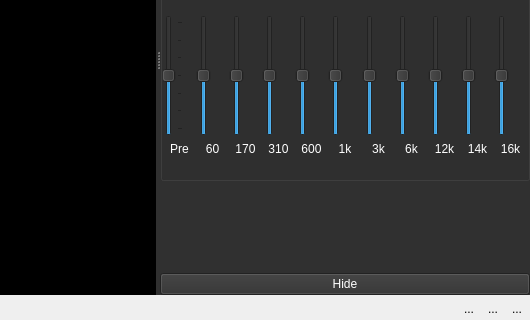
Qt form src/mainwindow.ui (KDE/bangarang) before a commit; both pictures show x 210 to 740 and y 200 to 520 of the 740 by 520 pixel window.
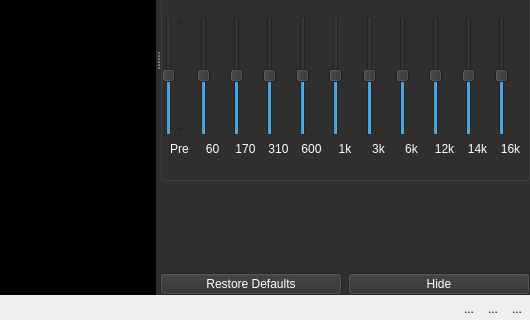
The same form after that commit. Icons and pictures are not drawn. Custom widgets are drawn as their Qt base class.

Commit message: add ability to restore defaults to audio settings.

Diff of the .ui file:
```diff
--- a/src/mainwindow.ui
+++ b/src/mainwindow.ui
@@ -6183,10 +6183,26 @@
                     </widget>
                    </item>
                    <item>
+                    <widget class="QWidget" name="widget_25" native="true">
+                     <layout class="QHBoxLayout" name="horizontalLayout_18">
+                      <property name="margin">
+                       <number>0</number>
+                      </property>
+                      <item>
+                       <widget class="QPushButton" name="restoreDefaultAudioSettings">
+                        <property name="text">
+                         <string>Restore Defaults</string>
+                        </property>
+                       </widget>
+                      </item>
+                      <item>
                     <widget class="QPushButton" name="hideAudioSettings">
                      <property name="text">
                       <string>Hide</string>
                      </property>
+                       </widget>
+                      </item>
+                     </layout>
                     </widget>
                    </item>
                   </layout>
```
Lines whose indentation alone changed are shown as unchanged. The commit also changes 3 other files.
